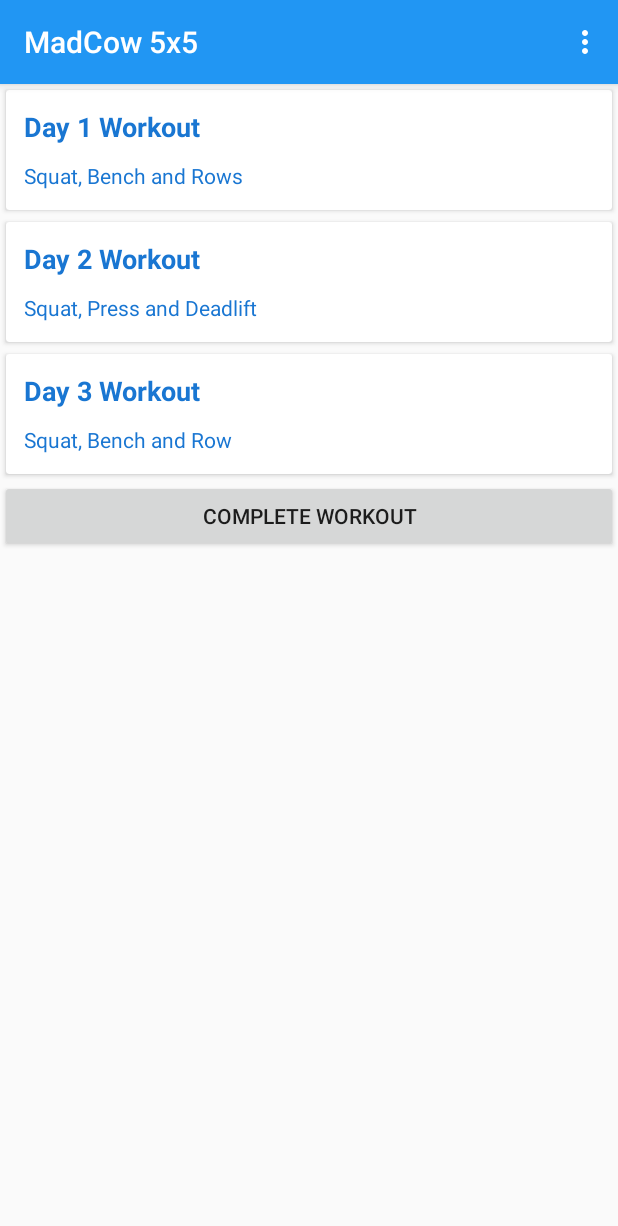
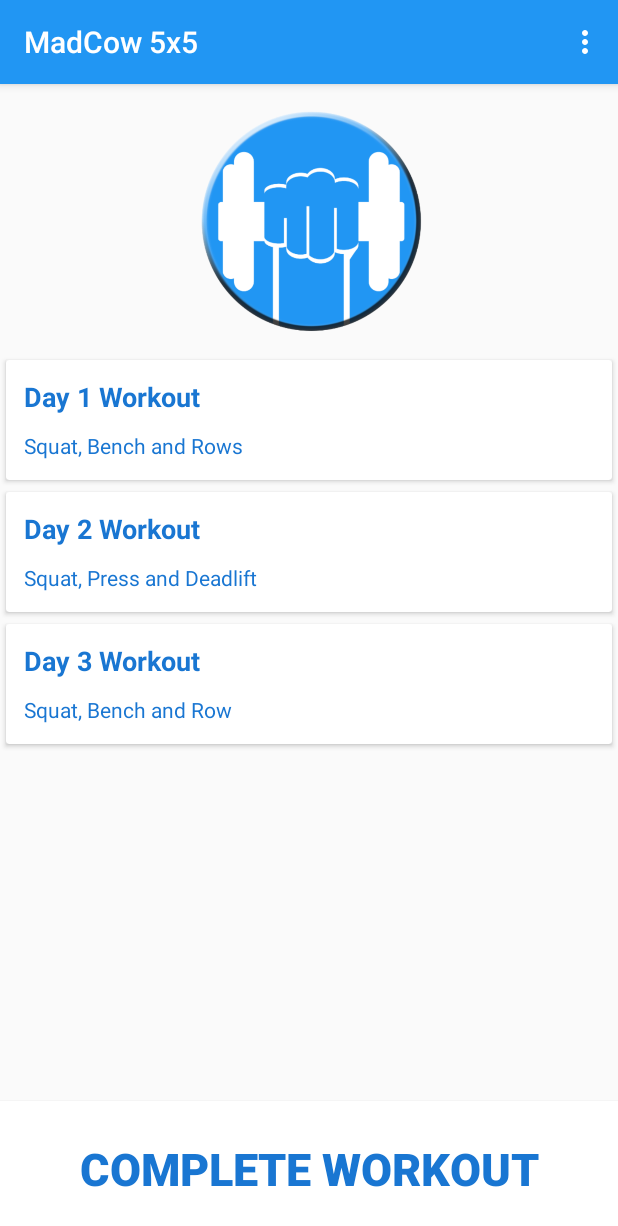
Before and after one commit to icyrax26/Dumbbell, an Android app: the MainActivity screen opened directly, with no data from a screen before it, on a phone screen of 412 x 824 dp. Shown: the top 1226 px of the screen. Run offline under Robolectric (Android 15) with nearby library versions, the phone set to English and light mode, and no system bars.

Commit message:
Logo update

```diff
--- a/app/src/main/res/layout/activity_main.xml
+++ b/app/src/main/res/layout/activity_main.xml
@@ -1,5 +1,6 @@
 <?xml version="1.0" encoding="utf-8"?>
 <LinearLayout xmlns:android="http://schemas.android.com/apk/res/android"
+    xmlns:app="http://schemas.android.com/apk/res-auto"
     xmlns:tools="http://schemas.android.com/tools"
     android:layout_width="match_parent"
     android:layout_height="match_parent"
@@ -9,6 +10,13 @@
         android:layout_width="match_parent"
         android:layout_height="match_parent"
         android:orientation="vertical">
+
+        <ImageView
+            android:id="@+id/imageView"
+            android:layout_width="180dp"
+            android:layout_height="180dp"
+            android:layout_gravity="center"
+            app:srcCompat="@drawable/applogo2" />
 
         <android.support.v7.widget.CardView
             android:layout_width="match_parent"
@@ -107,14 +115,20 @@
             android:layout_width="match_parent"
             android:layout_height="match_parent"
             android:layout_weight="1"
+            android:gravity="center|bottom"
             android:orientation="vertical">
 
             <Button
                 android:layout_width="match_parent"
-                android:layout_height="wrap_content"
+                android:layout_height="90dp"
                 android:layout_gravity="bottom"
-                android:text="Complete Workout"
-                android:onClick="completeWorkout"/>
+                android:onClick="completeWorkout"
+                android:gravity="center"
+                android:textSize="30sp"
+                android:textColor="@color/primary_dark"
+                android:textStyle="bold"
+                android:background="@color/colorAccent"
+                android:text="Complete Workout" />
         </LinearLayout>
 
     </LinearLayout>
```
